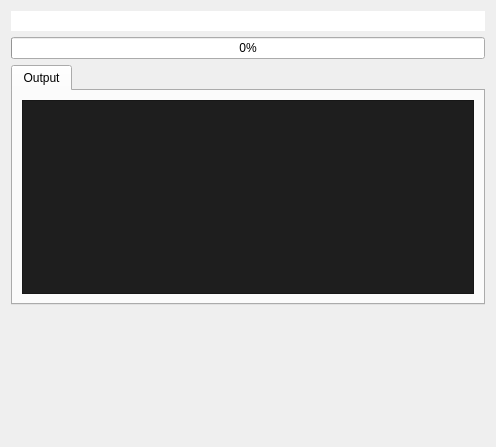
Old version of the form src/libkommitwidgets/dialogs/runnerdialog.ui in the repository KDE/kommit.
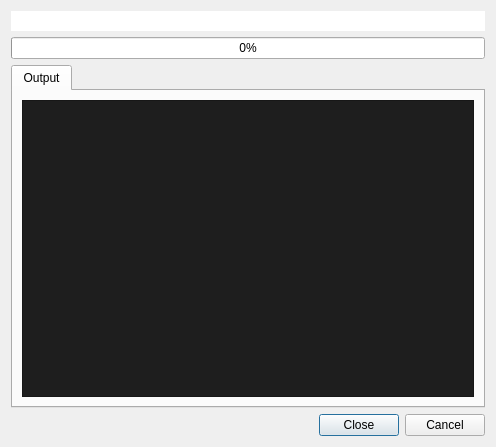
New version of the form. Icons and pictures are not drawn.

Commit message: Fix button box

Patch:
```diff
--- a/src/libkommitwidgets/dialogs/runnerdialog.ui
+++ b/src/libkommitwidgets/dialogs/runnerdialog.ui
@@ -70,35 +70,21 @@
 hr { height: 1px; border-width: 0; }
 li.unchecked::marker { content: &quot;\2610&quot;; }
 li.checked::marker { content: &quot;\2612&quot;; }
-&lt;/style&gt;&lt;/head&gt;&lt;body style=&quot; font-family:'Monospace'; font-size:9pt; font-weight:400; font-style:normal;&quot;&gt;
-&lt;p style=&quot;-qt-paragraph-type:empty; margin-top:0px; margin-bottom:0px; margin-left:0px; margin-right:0px; -qt-block-indent:0; text-indent:0px;&quot;&gt;&lt;br /&gt;&lt;/p&gt;&lt;/body&gt;&lt;/html&gt;</string>
+&lt;/style&gt;&lt;/head&gt;&lt;body style=&quot; font-family:'Monospace'; font-size:10pt; font-weight:400; font-style:normal;&quot;&gt;
+&lt;p style=&quot;-qt-paragraph-type:empty; margin-top:0px; margin-bottom:0px; margin-left:0px; margin-right:0px; -qt-block-indent:0; text-indent:0px; font-size:9pt;&quot;&gt;&lt;br /&gt;&lt;/p&gt;&lt;/body&gt;&lt;/html&gt;</string>
          </property>
         </widget>
        </item>
       </layout>
      </widget>
     </widget>
-   </item>
-   <item>
-    <layout class="QHBoxLayout" name="horizontalLayout">
-     <item>
-      <spacer name="horizontalSpacer">
-       <property name="sizeHint" stdset="0">
-        <size>
-         <width>40</width>
-         <height>20</height>
-        </size>
-       </property>
-      </spacer>
      </item>
      <item>
       <widget class="QDialogButtonBox" name="buttonBox">
        <property name="standardButtons">
-        <set>QDialogButtonBox::NoButton</set>
-       </property>
-      </widget>
-     </item>
-    </layout>
+      <set>QDialogButtonBox::Cancel|QDialogButtonBox::Close</set>
+     </property>
+    </widget>
    </item>
   </layout>
  </widget>
```
Lines whose indentation alone changed are shown as unchanged.
